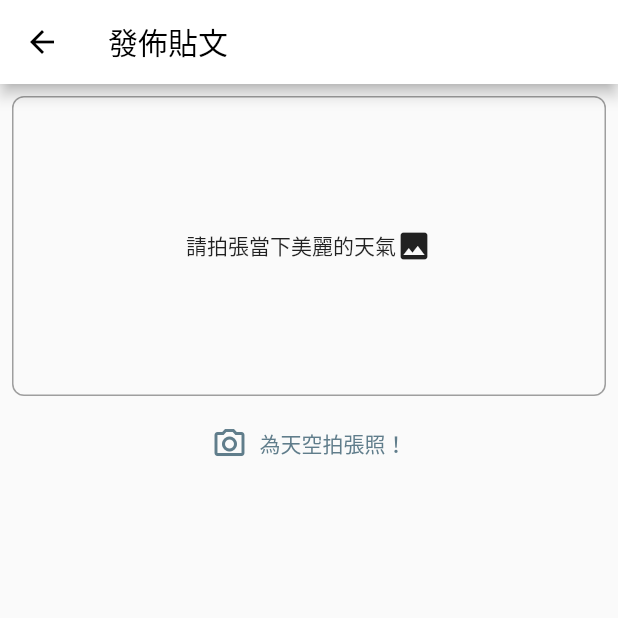
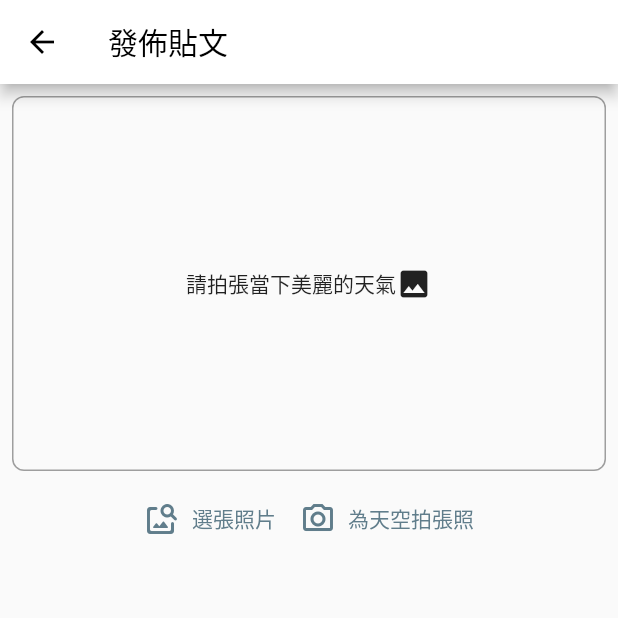
Before and after one commit to Wayne-Wang-Wayne/real_weather_app, a Flutter app: the screen it shows once a user with an empty profile is signed in, after a tap on "發佈", on a phone screen of 412 x 824 dp, the top half of it. Run offline on Flutter 3.47's test engine with Material 2 defaults, Android fonts, the phone set to English and light mode, and no system bars; our stand-ins replace cloud_firestore, firebase_auth, firebase_core, font_awesome_flutter, google_sign_in, image_picker; accounts and stored records are empty; network calls fail.

Commit message:
新增從相簿選照片功能

```diff
--- a/lib/mainPage/createPostPage/widgets/pictureWidget.dart
+++ b/lib/mainPage/createPostPage/widgets/pictureWidget.dart
@@ -3,6 +3,7 @@ import 'dart:io';
 import 'package:flutter/material.dart';
 import 'package:flutter/src/foundation/key.dart';
 import 'package:flutter/src/widgets/framework.dart';
+import 'package:image_picker/image_picker.dart';
 
 class AddPictureWidget extends StatefulWidget {
   const AddPictureWidget({Key? key}) : super(key: key);
@@ -14,6 +15,28 @@ class AddPictureWidget extends StatefulWidget {
 class _AddPictureWidgetState extends State<AddPictureWidget> {
   late File? _storedImage = null;
 
+  Future<void> _takePicture() async {
+    final picker = ImagePicker();
+    final imageFile = await picker.pickImage(source: ImageSource.camera);
+    if (imageFile == null) {
+      return;
+    }
+    setState(() {
+      _storedImage = File(imageFile.path);
+    });
+  }
+
+  Future<void> _pickPictureFromGallery() async {
+    final picker = ImagePicker();
+    final imageFile = await picker.pickImage(source: ImageSource.gallery);
+    if (imageFile == null) {
+      return;
+    }
+    setState(() {
+      _storedImage = File(imageFile.path);
+    });
+  }
+
   @override
   Widget build(BuildContext context) {
     return Column(
@@ -21,11 +44,15 @@ class _AddPictureWidgetState extends State<AddPictureWidget> {
         if (_storedImage != null)
           Container(
             width: double.infinity,
+            height: 250,
             child: Padding(
               padding: const EdgeInsets.all(8.0),
               child: ClipRRect(
                   borderRadius: BorderRadius.circular(8),
-                  child: Image.file(_storedImage!)),
+                  child: Image.file(
+                    _storedImage!,
+                    fit: BoxFit.cover,
+                  )),
             ),
           ),
         if (_storedImage == null)
@@ -34,7 +61,7 @@ class _AddPictureWidgetState extends State<AddPictureWidget> {
               child: Container(
                 alignment: Alignment.center,
                 width: double.infinity,
-                height: 200,
+                height: 250,
                 child: Row(
                   mainAxisAlignment: MainAxisAlignment.center,
                   children: [Text("請拍張當下美麗的天氣"), Icon(Icons.photo)],
@@ -43,10 +70,19 @@ class _AddPictureWidgetState extends State<AddPictureWidget> {
                     border: Border.all(width: 1, color: Colors.grey),
                     borderRadius: BorderRadius.all(Radius.circular(8))),
               )),
-        TextButton.icon(
-            onPressed: () {},
-            icon: Icon(Icons.camera_alt_outlined),
-            label: Text("為天空拍張照！"))
+        Row(
+          mainAxisAlignment: MainAxisAlignment.center,
+          children: [
+            TextButton.icon(
+                onPressed: _pickPictureFromGallery,
+                icon: Icon(Icons.image_search_rounded),
+                label: Text("選張照片")),
+            TextButton.icon(
+                onPressed: _takePicture,
+                icon: Icon(Icons.camera_alt_outlined),
+                label: Text("為天空拍張照")),
+          ],
+        )
       ],
     );
   }
--- a/lib/mainPage/mainPostPage/widgets/postItem.dart
+++ b/lib/mainPage/mainPostPage/widgets/postItem.dart
@@ -37,11 +37,13 @@ class PostItem extends StatelessWidget {
         ),
         Container(
           width: double.infinity,
+          height: 250,
           child: Padding(
             padding: const EdgeInsets.all(8.0),
             child: ClipRRect(
-                borderRadius: BorderRadius.circular(8),
-                child: Image.network(postModel.imageUrl)),
+              borderRadius: BorderRadius.circular(8),
+              child: Image.network(postModel.imageUrl, fit: BoxFit.cover),
+            ),
           ),
         ),
         SizedBox(
--- a/pubspec.yaml
+++ b/pubspec.yaml
@@ -45,6 +45,7 @@ dependencies:
   # State Management
   provider: ^6.0.3
   cloud_firestore: ^3.1.18
+  image_picker: ^0.8.5+3
 
 dev_dependencies:
   flutter_test:
```
Also changed, not shown: pubspec.lock, 2 other files.
